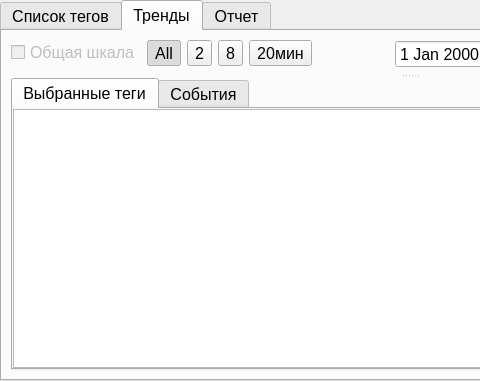
The window that subform.ui (Jaskievich/Jaskevich) describes before a commit, drawn with Qt 5; both pictures show x 0 to 480 and y 0 to 381 of the 820 by 381 pixel window.
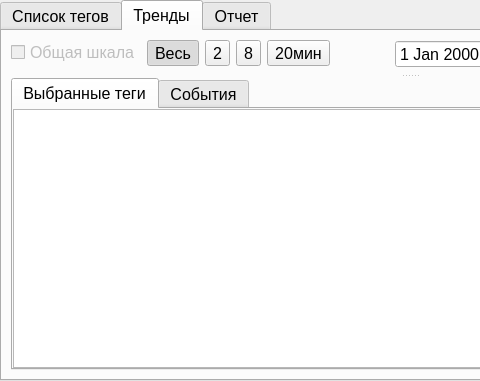
The same window after the commit. The open tabs and pages were chosen to show the change. Icons and pictures are not drawn.

```diff
--- a/subform.ui
+++ b/subform.ui
@@ -273,7 +273,7 @@
          <item alignment="Qt::AlignTop">
           <widget class="QToolButton" name="toolButton_all">
            <property name="text">
-            <string>All</string>
+            <string>Весь</string>
            </property>
            <property name="checkable">
             <bool>true</bool>
```
Left out of the diff: 2 changed lines with no effect on the pictures.
